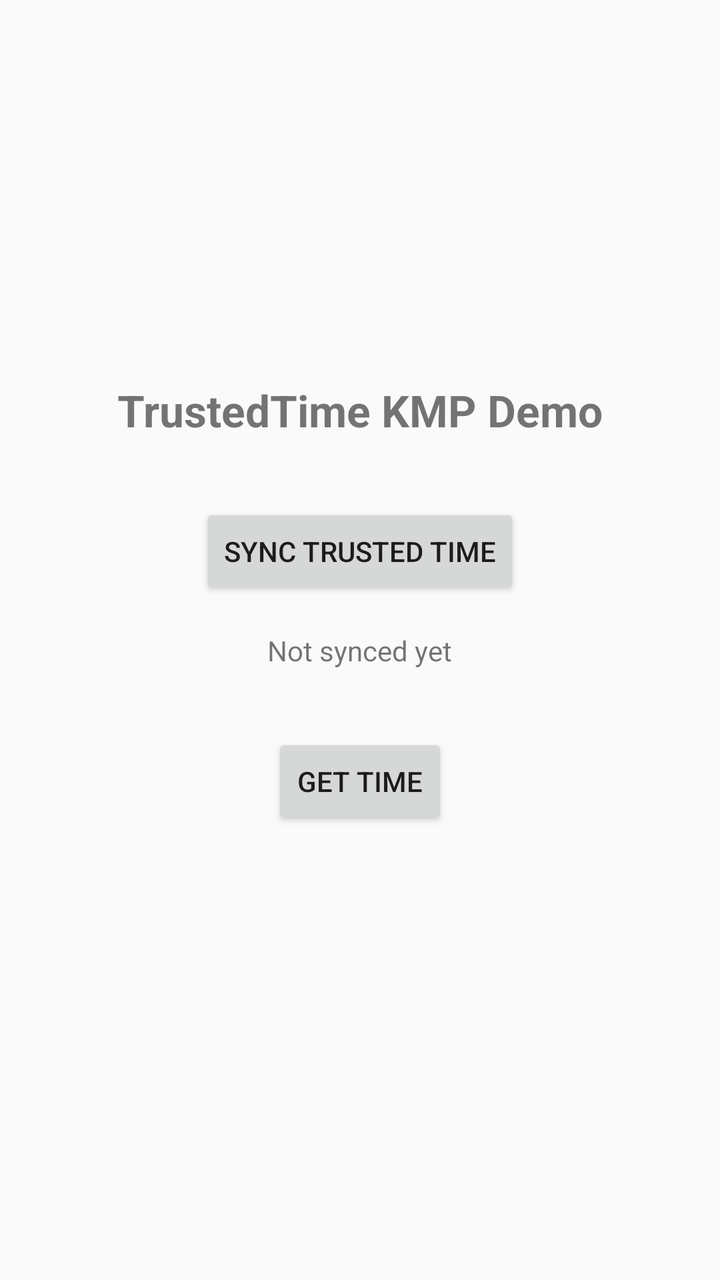
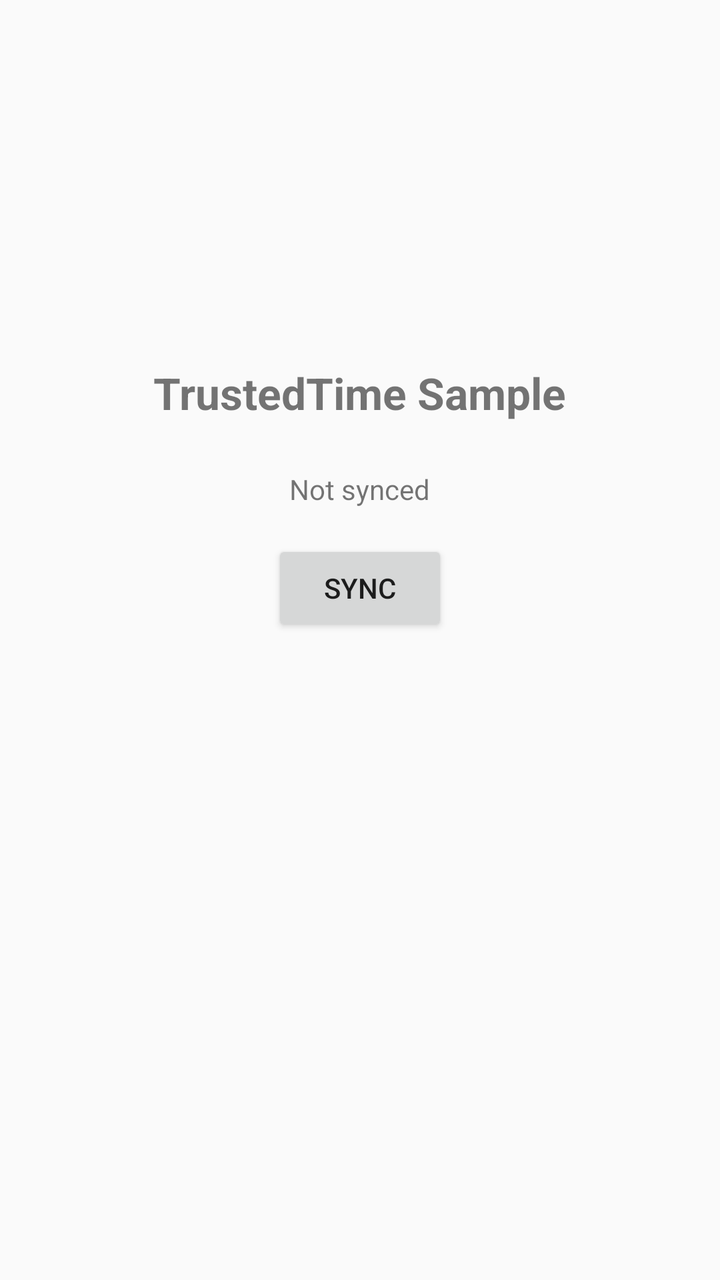

Two renders of the same Android screen: before a commit and after it. Below are the layout's source before the change and the commit's diff.
<!-- AndroidManifest.xml: application theme Theme.AppCompat.Light.DarkActionBar -->
<!-- res/layout/activity_main.xml -->
<?xml version="1.0" encoding="utf-8"?>
<LinearLayout xmlns:android="http://schemas.android.com/apk/res/android"
    android:layout_width="match_parent"
    android:layout_height="match_parent"
    android:gravity="center"
    android:orientation="vertical"
    android:padding="24dp">

    <TextView
        android:id="@+id/tvTitle"
        android:layout_width="wrap_content"
        android:layout_height="wrap_content"
        android:text="TrustedTime KMP Demo"
        android:textSize="22sp"
        android:textStyle="bold"
        android:layout_marginBottom="32dp"/>

    <Button
        android:id="@+id/btnSync"
        android:layout_width="wrap_content"
        android:layout_height="wrap_content"
        android:text="Sync Trusted Time"
        android:layout_marginBottom="16dp"/>

    <TextView
        android:id="@+id/tvStatus"
        android:layout_width="wrap_content"
        android:layout_height="wrap_content"
        android:text="Not synced yet"
        android:textSize="14sp"
        android:layout_marginBottom="32dp"/>

    <Button
        android:id="@+id/btnNow"
        android:layout_width="wrap_content"
        android:layout_height="wrap_content"
        android:text="Get Time"
        android:layout_marginBottom="16dp"/>

    <TextView
        android:id="@+id/tvTime"
        android:layout_width="wrap_content"
        android:layout_height="wrap_content"
        android:textSize="14sp"
        android:gravity="center"/>

</LinearLayout>
<!-- resources referenced by this layout -->
<resources>

</resources>

<!-- the commit's change to res/layout/activity_main.xml (unified diff, before → after) -->
@@ -10,38 +10,54 @@
         android:id="@+id/tvTitle"
         android:layout_width="wrap_content"
         android:layout_height="wrap_content"
-        android:text="TrustedTime KMP Demo"
+        android:text="TrustedTime Sample"
         android:textSize="22sp"
         android:textStyle="bold"
-        android:layout_marginBottom="32dp"/>
+        android:layout_marginBottom="24dp"/>
+
+    <TextView
+        android:id="@+id/tvStatus"
+        android:layout_width="wrap_content"
+        android:layout_height="wrap_content"
+        android:text="Not synced"
+        android:textSize="14sp"
+        android:layout_marginBottom="16dp"/>
 
     <Button
         android:id="@+id/btnSync"
         android:layout_width="wrap_content"
         android:layout_height="wrap_content"
-        android:text="Sync Trusted Time"
+        android:text="Sync"
+        android:layout_marginBottom="24dp"/>
+
+    <TextView
+        android:id="@+id/tvSource"
+        android:layout_width="wrap_content"
+        android:layout_height="wrap_content"
+        android:textSize="16sp"
         android:layout_marginBottom="16dp"/>
 
     <TextView
-        android:id="@+id/tvStatus"
+        android:id="@+id/tvTrusted"
         android:layout_width="wrap_content"
         android:layout_height="wrap_content"
-        android:text="Not synced yet"
-        android:textSize="14sp"
-        android:layout_marginBottom="32dp"/>
+        android:fontFamily="monospace"
+        android:textSize="13sp"
+        android:layout_marginBottom="8dp"/>
 
-    <Button
-        android:id="@+id/btnNow"
+    <TextView
+        android:id="@+id/tvSystem"
         android:layout_width="wrap_content"
         android:layout_height="wrap_content"
-        android:text="Get Time"
+        android:fontFamily="monospace"
+        android:textSize="13sp"
         android:layout_marginBottom="16dp"/>
 
     <TextView
-        android:id="@+id/tvTime"
+        android:id="@+id/tvOffset"
         android:layout_width="wrap_content"
         android:layout_height="wrap_content"
-        android:textSize="14sp"
-        android:gravity="center"/>
+        android:gravity="center"
+        android:textSize="14sp"/>
 
 </LinearLayout>
